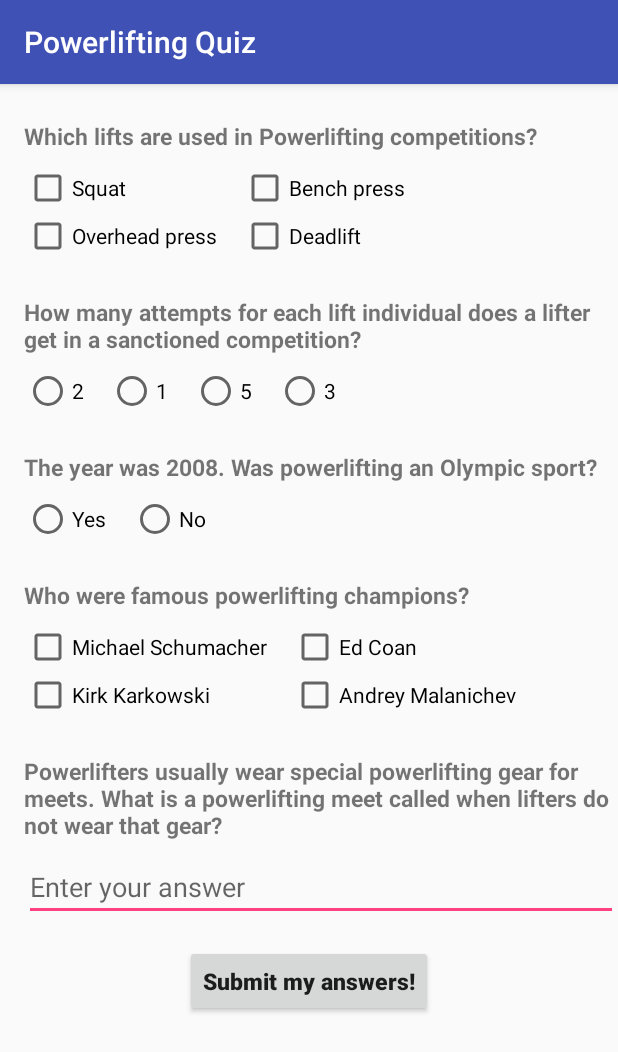
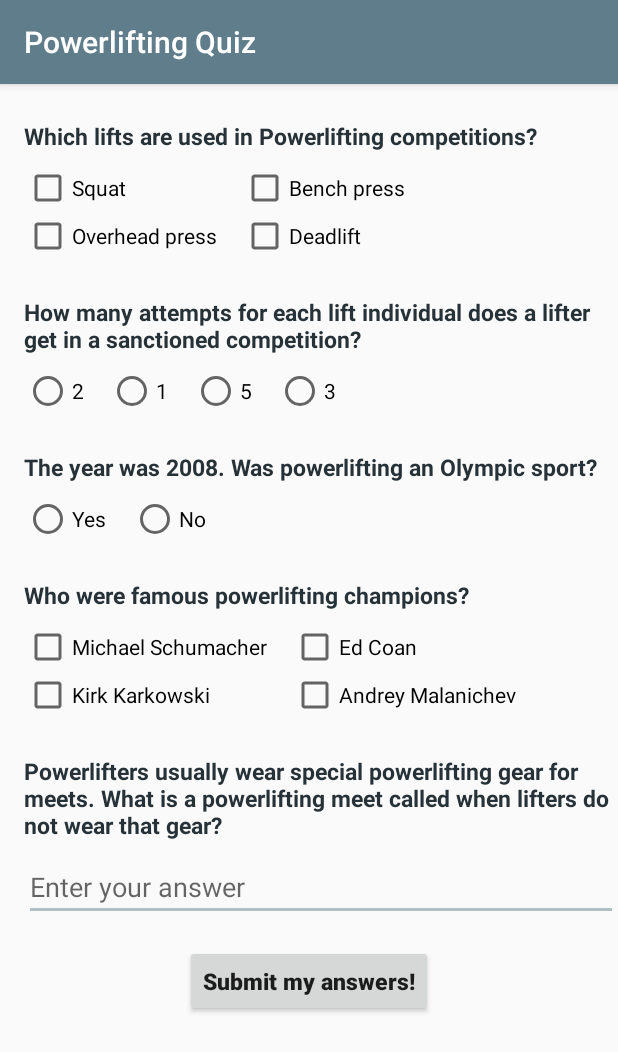
Before and after one commit to joachimharms/Powerlifting-Quiz, an Android app: the screen it shows after launch (MainActivity), on a phone screen of 412 x 824 dp. Shown: the top 1052 px of the screen. Run offline under Robolectric (Android 15) with nearby library versions, the phone set to English and light mode, and no system bars.

Commit message:
Clean up project - done TODO: Add imageView

```diff
--- a/app/src/main/res/values/colors.xml
+++ b/app/src/main/res/values/colors.xml
@@ -1,6 +1,6 @@
 <?xml version="1.0" encoding="utf-8"?>
 <resources>
-    <color name="colorPrimary">#3F51B5</color>
-    <color name="colorPrimaryDark">#303F9F</color>
-    <color name="colorAccent">#FF4081</color>
+    <color name="colorPrimary">#607D8B</color>
+    <color name="colorPrimaryDark">#455A64</color>
+    <color name="colorAccent">#B0BEC5</color>
 </resources>
--- a/app/src/main/res/values/styles.xml
+++ b/app/src/main/res/values/styles.xml
@@ -15,7 +15,7 @@
         <item name="android:layout_marginLeft">16dp</item>
         <item name="android:layout_marginTop">24dp</item>
         <item name="android:textStyle">bold</item>
-        <!--<item name="android:textColor">blue</item>-->
+        <item name="android:textColor">#263238</item>
         <item name="android:textSize">15sp</item>
     </style>
 </resources>
```
